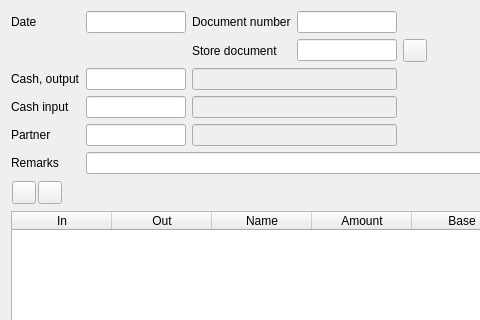
This is FrontDesk/c5cashdoc.ui in End1-1/Cafe5 as Qt 5 draws it before an edit; both pictures show x 0 to 480 and y 0 to 320 of the 713 by 538 pixel window. The edited form follows.
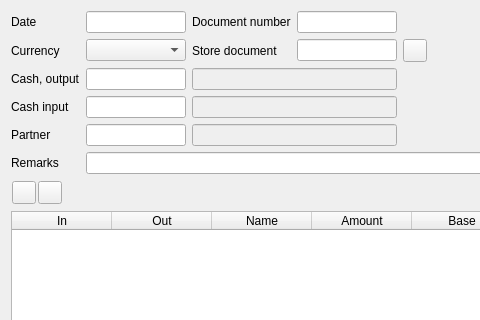
This is the edited form. Icons and pictures are not drawn. Custom widgets are drawn as their Qt base class.

The edit to the form file:
```diff
--- a/FrontDesk/c5cashdoc.ui
+++ b/FrontDesk/c5cashdoc.ui
@@ -307,6 +307,16 @@
      </layout>
     </widget>
    </item>
+   <item row="1" column="0">
+    <widget class="QLabel" name="label_8">
+     <property name="text">
+      <string>Currency</string>
+     </property>
+    </widget>
+   </item>
+   <item row="1" column="1">
+    <widget class="QComboBox" name="cbCurrency"/>
+   </item>
   </layout>
  </widget>
  <customwidgets>
```
